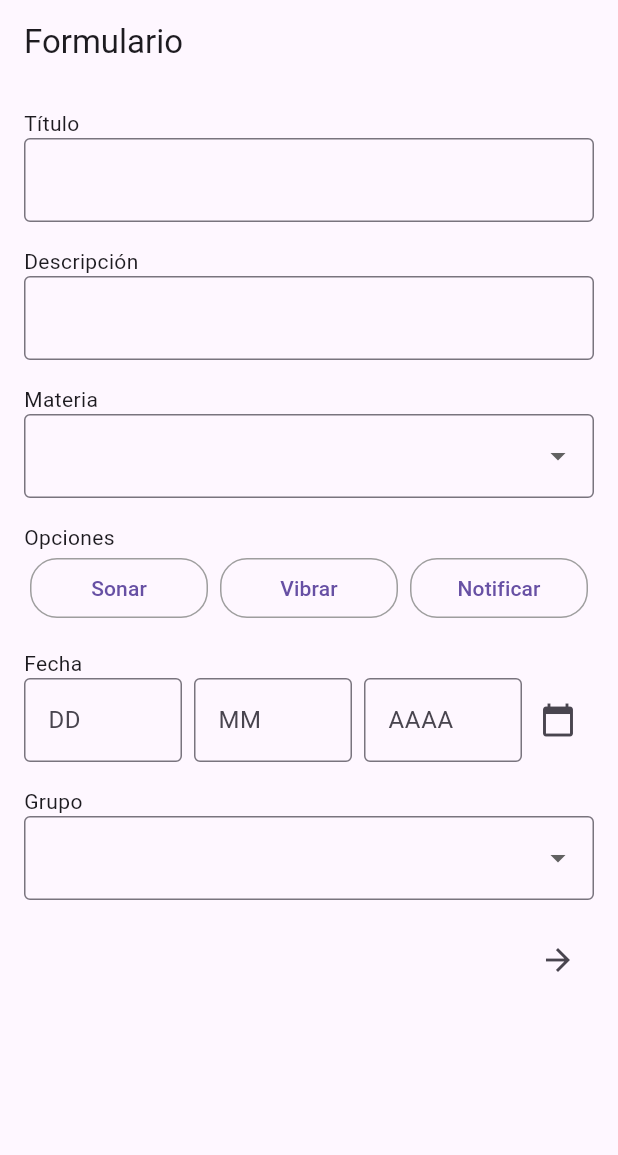
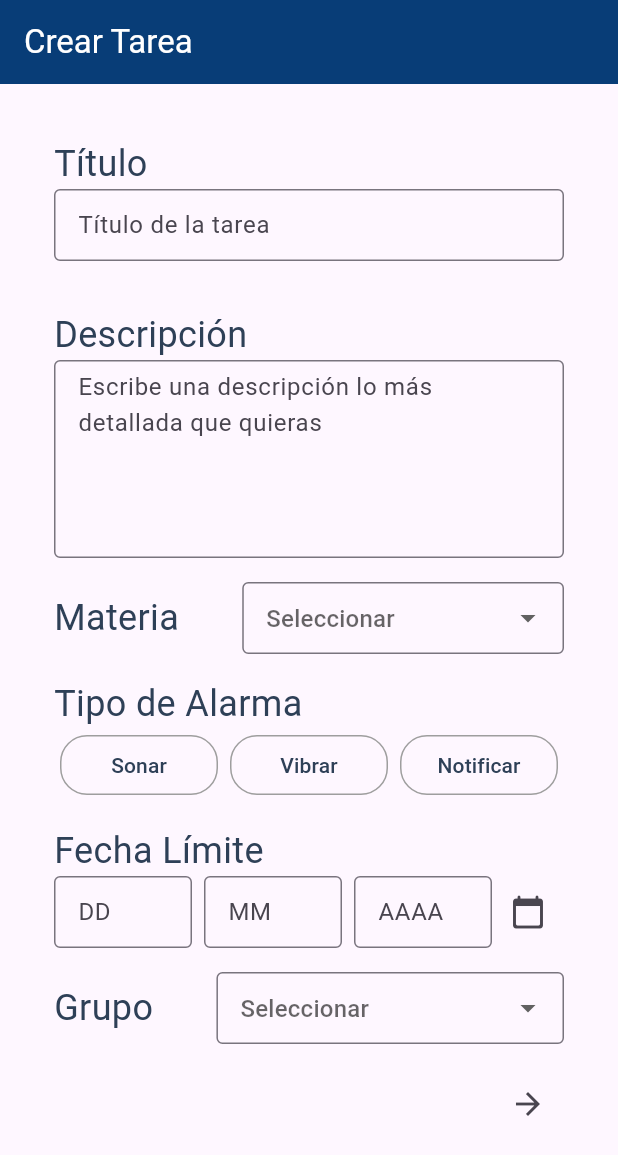
Before and after one commit to wareval0/ialarm, a Flutter app: the screen it shows after launch, on a phone screen of 412 x 824 dp. Shown: the top 1155 px of the screen. Run offline on Flutter 3.47's test engine with Material 3 defaults, Android fonts, the phone set to English and light mode, and no system bars.

Commit message:
Version previa Pantalla crear tarea

```diff
--- a/ialarm_mobile/lib/main.dart
+++ b/ialarm_mobile/lib/main.dart
@@ -12,7 +12,8 @@ class MainApp extends StatelessWidget {
     return MaterialApp(
       home: Scaffold(
         appBar: AppBar(
-          title: const Text('Formulario'),
+          title: const Text('Crear Tarea', style: TextStyle(color: Colors.white)),
+          backgroundColor: const Color(0xFF083D77),
         ),
         body: const Formulario(),
       ),
@@ -40,16 +41,20 @@ class _FormularioState extends State<Formulario> {
   @override
   Widget build(BuildContext context) {
     return Padding(
-      padding: const EdgeInsets.all(16.0),
+      padding: const EdgeInsets.all(36.0),
       child: Form(
         key: _formKey,
+
         child: Column(
           crossAxisAlignment: CrossAxisAlignment.start,
           children: <Widget>[
-            const Text('Título'),
+            const Text('Título',
+            style: TextStyle(fontSize: 24.0, color: Color(0xFF2E4057))),
             TextFormField(
               decoration: const InputDecoration(
+                hintText: 'Título de la tarea',
                 border: OutlineInputBorder(),
+                contentPadding: EdgeInsets.symmetric(vertical: 6.0, horizontal: 12.0),
               ),
               validator: (value) {
                 if (value == null || value.isEmpty) {
@@ -58,12 +63,16 @@ class _FormularioState extends State<Formulario> {
                 return null;
               },
             ),
-            const SizedBox(height: 16.0),
-            const Text('Descripción'),
+            const SizedBox(height: 32.0),
+            const Text('Descripción',
+            style: TextStyle(fontSize: 24.0, color: Color(0xFF2E4057))),
             TextFormField(
               decoration: const InputDecoration(
+                hintText: 'Escribe una descripción lo más detallada que quieras',
                 border: OutlineInputBorder(),
+                contentPadding: EdgeInsets.symmetric(vertical: 6.0, horizontal: 12.0),
               ),
+              maxLines: 5,
               validator: (value) {
                 if (value == null || value.isEmpty) {
                   return 'Por favor ingrese una descripción';
@@ -72,10 +81,17 @@ class _FormularioState extends State<Formulario> {
               },
             ),
             const SizedBox(height: 16.0),
-            const Text('Materia'),
-            DropdownButtonFormField<String>(
+            Row(
+              children: [
+                const Text('Materia ',
+                style: TextStyle(fontSize: 24.0, color: Color(0xFF2E4057))),
+                const SizedBox(width: 36.0),
+                Expanded(
+                  child: DropdownButtonFormField<String>(
                     decoration: const InputDecoration(
+                      hintText: 'Seleccionar',
                       border: OutlineInputBorder(),
+                      contentPadding: EdgeInsets.symmetric(vertical: 6.0, horizontal: 12.0),
                     ),
                     items: <String>['DSW', 'Dalgo', 'UX', 'Sistrans']
                         .map((String value) {
@@ -96,8 +112,12 @@ class _FormularioState extends State<Formulario> {
                       return null;
                     },
                   ),
+                ),
+              ],
+            ),
             const SizedBox(height: 16.0),
-            const Text('Opciones'),
+            const Text('Tipo de Alarma',
+            style: TextStyle(fontSize: 24.0, color: Color(0xFF2E4057))),
             Row(
               mainAxisAlignment: MainAxisAlignment.spaceBetween,
               children: [
@@ -111,12 +131,18 @@ class _FormularioState extends State<Formulario> {
                         });
                       },
                       style: OutlinedButton.styleFrom(
+                        backgroundColor: _opcionSeleccionada == 'Sonar'
+                            ? const Color(0xFF083D77) // Azul seleccionado
+                            : Colors.transparent, // Fondo transparente cuando no está seleccionado
+                        foregroundColor: _opcionSeleccionada == 'Sonar'
+                            ? Colors.white // Texto blanco cuando está seleccionado
+                            : const Color(0xFF2E4057), // Texto normal cuando no está seleccionado
                         shape: RoundedRectangleBorder(
                           borderRadius: BorderRadius.circular(18.0),
                         ),
                         side: BorderSide(
                           color: _opcionSeleccionada == 'Sonar'
-                              ? Colors.blue
+                              ? const Color(0xFF083D77) // Borde azul cuando está seleccionado
                               : Colors.grey,
                         ),
                       ),
@@ -134,12 +160,18 @@ class _FormularioState extends State<Formulario> {
                         });
                       },
                       style: OutlinedButton.styleFrom(
+                        backgroundColor: _opcionSeleccionada == 'Vibrar'
+                            ? const Color(0xFF083D77)
+                            : Colors.transparent,
+                        foregroundColor: _opcionSeleccionada == 'Vibrar'
+                            ? Colors.white
+                            : const Color(0xFF2E4057),
                         shape: RoundedRectangleBorder(
                           borderRadius: BorderRadius.circular(18.0),
                         ),
                         side: BorderSide(
                           color: _opcionSeleccionada == 'Vibrar'
-                              ? Colors.blue
+                              ? const Color(0xFF083D77)
                               : Colors.grey,
                         ),
                       ),
@@ -157,12 +189,18 @@ class _FormularioState extends State<Formulario> {
                         });
                       },
                       style: OutlinedButton.styleFrom(
+                        backgroundColor: _opcionSeleccionada == 'Notificar'
+                            ? const Color(0xFF083D77)
+                            : Colors.transparent,
+                        foregroundColor: _opcionSeleccionada == 'Notificar'
+                            ? Colors.white
+                            : const Color(0xFF2E4057),
                         shape: RoundedRectangleBorder(
                           borderRadius: BorderRadius.circular(18.0),
                         ),
                         side: BorderSide(
                           color: _opcionSeleccionada == 'Notificar'
-                              ? Colors.blue
+                              ? const Color(0xFF083D77)
                               : Colors.grey,
                         ),
                       ),
@@ -172,14 +210,17 @@ class _FormularioState extends State<Formulario> {
                 ),
               ],
             ),
+
             const SizedBox(height: 16.0),
-            const Text('Fecha'),
+            const Text('Fecha Límite',
+            style: TextStyle(fontSize: 24.0, color: Color(0xFF2E4057))),
             Row(
               children: [
                 Expanded(
                   child: TextFormField(
                     controller: _diaController,
                     decoration: const InputDecoration(
+                      contentPadding: EdgeInsets.symmetric(vertical: 6.0, horizontal: 12.0),
                       border: OutlineInputBorder(),
                       hintText: 'DD',
                     ),
@@ -197,6 +238,7 @@ class _FormularioState extends State<Formulario> {
                   child: TextFormField(
                     controller: _mesController,
                     decoration: const InputDecoration(
+                      contentPadding: EdgeInsets.symmetric(vertical: 6.0, horizontal: 12.0),
                       border: OutlineInputBorder(),
                       hintText: 'MM',
                     ),
@@ -214,6 +256,7 @@ class _FormularioState extends State<Formulario> {
                   child: TextFormField(
                     controller: _anoController,
                     decoration: const InputDecoration(
+                      contentPadding: EdgeInsets.symmetric(vertical: 6.0, horizontal: 12.0),
                       border: OutlineInputBorder(),
                       hintText: 'AAAA',
                     ),
@@ -227,7 +270,7 @@ class _FormularioState extends State<Formulario> {
                   ),
                 ),
                 IconButton(
-                  icon: const Icon(Icons.calendar_today),
+                  icon: const Icon(Icons.calendar_today_rounded),
                   onPressed: () async {
                     DateTime? picked = await showDatePicker(
                       context: context,
@@ -248,13 +291,22 @@ class _FormularioState extends State<Formulario> {
               ],
             ),
             const SizedBox(height: 16.0),
-            const Text('Grupo'),
-            DropdownButtonFormField<String>(
+            Row(
+              children: [
+                const Text(
+                  'Grupo ',
+                  style: TextStyle(fontSize: 24.0, color: Color(0xFF2E4057)),
+
+                ),
+                const SizedBox(width: 36.0), // Agrega espacio entre el label y el campo
+                Expanded(
+                  child: DropdownButtonFormField<String>(
                     decoration: const InputDecoration(
+                      hintText: 'Seleccionar',
                       border: OutlineInputBorder(),
+                      contentPadding: EdgeInsets.symmetric(vertical: 6.0, horizontal: 12.0),
                     ),
-              items: <String>['Grupo A', 'Grupo B', 'Grupo C']
-                  .map((String value) {
+                    items: <String>['Grupo A', 'Grupo B', 'Grupo C'].map((String value) {
                       return DropdownMenuItem<String>(
                         value: value,
                         child: Text(value),
@@ -272,6 +324,10 @@ class _FormularioState extends State<Formulario> {
                       return null;
                     },
                   ),
+                ),
+              ],
+            ),
+
             const SizedBox(height: 16.0),
             Align(
               alignment: Alignment.bottomRight,
```
Also changed, not shown: 4 other files. Lines whose indentation alone changed are shown as unchanged.
